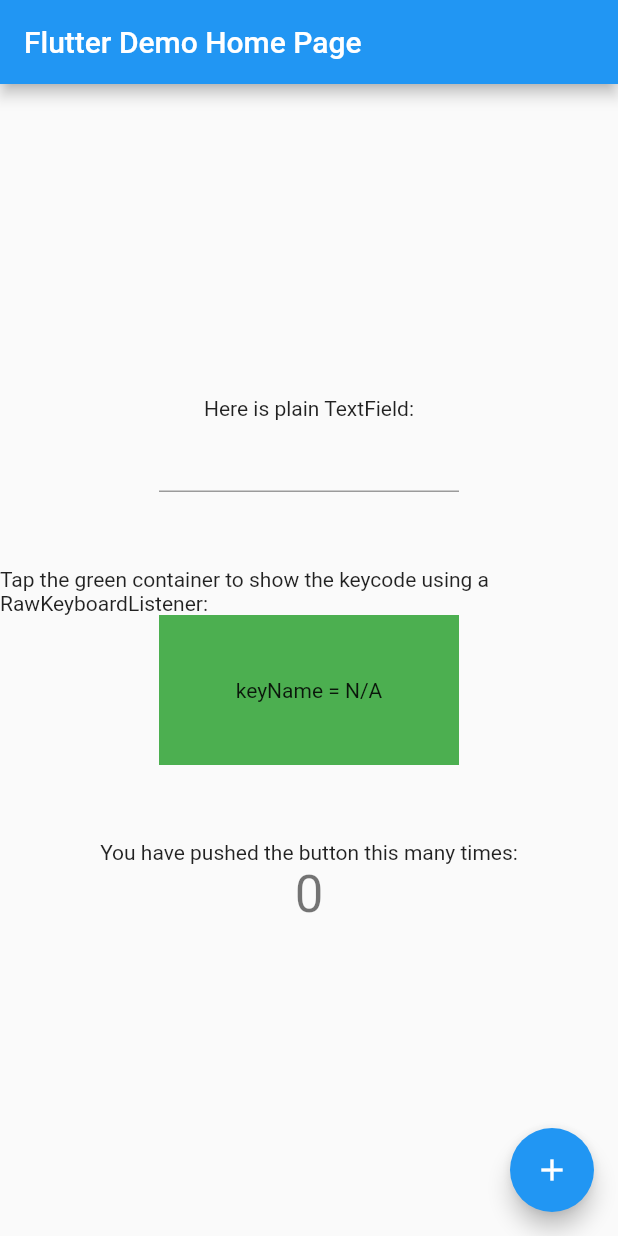
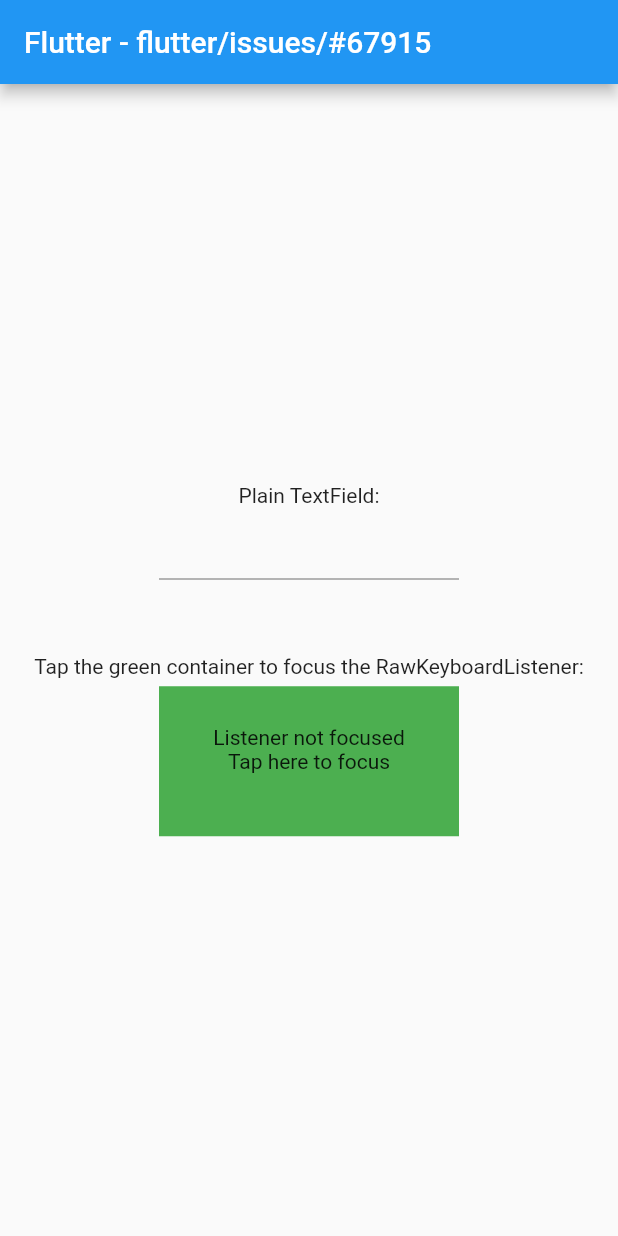
Before and after one commit to mikeesouth/chromebook_keyboard, a Flutter app: the screen it shows after launch, on a phone screen of 412 x 824 dp. Run offline on Flutter 3.47's test engine with Material 2 defaults, Android fonts, the phone set to English and light mode, and no system bars.

```diff
--- a/lib/main.dart
+++ b/lib/main.dart
@@ -9,40 +9,18 @@ class MyApp extends StatelessWidget {
   @override
   Widget build(BuildContext context) {
     return MaterialApp(
-      title: 'Flutter Demo',
+      title: 'Flutter - flutter/issues/#67915',
       theme: ThemeData(
-        // This is the theme of your application.
-        //
-        // Try running your application with "flutter run". You'll see the
-        // application has a blue toolbar. Then, without quitting the app, try
-        // changing the primarySwatch below to Colors.green and then invoke
-        // "hot reload" (press "r" in the console where you ran "flutter run",
-        // or simply save your changes to "hot reload" in a Flutter IDE).
-        // Notice that the counter didn't reset back to zero; the application
-        // is not restarted.
         primarySwatch: Colors.blue,
-        // This makes the visual density adapt to the platform that you run
-        // the app on. For desktop platforms, the controls will be smaller and
-        // closer together (more dense) than on mobile platforms.
         visualDensity: VisualDensity.adaptivePlatformDensity,
       ),
-      home: MyHomePage(title: 'Flutter Demo Home Page'),
+      home: MyHomePage(title: 'Flutter - flutter/issues/#67915'),
     );
   }
 }
 
 class MyHomePage extends StatefulWidget {
   MyHomePage({Key key, this.title}) : super(key: key);
-
-  // This widget is the home page of your application. It is stateful, meaning
-  // that it has a State object (defined below) that contains fields that affect
-  // how it looks.
-
-  // This class is the configuration for the state. It holds the values (in this
-  // case the title) provided by the parent (in this case the App widget) and
-  // used by the build method of the State. Fields in a Widget subclass are
-  // always marked "final".
-
   final String title;
 
   @override
@@ -52,87 +30,63 @@ class MyHomePage extends StatefulWidget {
 class _MyHomePageState extends State<MyHomePage> {
   final _keyboardListenerFocus = FocusNode();
   String _keyName = 'N/A';
-  int _counter = 0;
+  bool _listenerActive = false;
 
-  void _incrementCounter() {
-    setState(() {
-      // This call to setState tells the Flutter framework that something has
-      // changed in this State, which causes it to rerun the build method below
-      // so that the display can reflect the updated values. If we changed
-      // _counter without calling setState(), then the build method would not be
-      // called again, and so nothing would appear to happen.
-      _counter++;
+  @override
+  void initState() {
+    super.initState();
+
+    _keyboardListenerFocus.addListener(() {
+      setState(() => _listenerActive = _keyboardListenerFocus.hasFocus);
     });
   }
 
   @override
   Widget build(BuildContext context) {
-    // This method is rerun every time setState is called, for instance as done
-    // by the _incrementCounter method above.
-    //
-    // The Flutter framework has been optimized to make rerunning build methods
-    // fast, so that you can just rebuild anything that needs updating rather
-    // than having to individually change instances of widgets.
     return Scaffold(
-      appBar: AppBar(
-        // Here we take the value from the MyHomePage object that was created by
-        // the App.build method, and use it to set our appbar title.
-        title: Text(widget.title),
-      ),
+      appBar: AppBar(title: Text(widget.title)),
       body: Center(
-        // Center is a layout widget. It takes a single child and positions it
-        // in the middle of the parent.
         child: Column(
-          // Column is also a layout widget. It takes a list of children and
-          // arranges them vertically. By default, it sizes itself to fit its
-          // children horizontally, and tries to be as tall as its parent.
-          //
-          // Invoke "debug painting" (press "p" in the console, choose the
-          // "Toggle Debug Paint" action from the Flutter Inspector in Android
-          // Studio, or the "Toggle Debug Paint" command in Visual Studio Code)
-          // to see the wireframe for each widget.
-          //
-          // Column has various properties to control how it sizes itself and
-          // how it positions its children. Here we use mainAxisAlignment to
-          // center the children vertically; the main axis here is the vertical
-          // axis because Columns are vertical (the cross axis would be
-          // horizontal).
           mainAxisAlignment: MainAxisAlignment.center,
           children: <Widget>[
-            Text('Here is plain TextField:'),
+            Text('Plain TextField:'),
             Container(width: 200, child: TextField()),
             SizedBox(height: 50),
-            Text(
-                'Tap the green container to show the keycode using a RawKeyboardListener:'),
+            Text('Tap the green container to focus the RawKeyboardListener:'),
+            SizedBox(height: 5),
             GestureDetector(
               onTap: () => _keyboardListenerFocus.requestFocus(),
               child: Container(
                 width: 200,
                 height: 100,
-                color: Colors.green,
+                color: _listenerActive ? Colors.lightGreen : Colors.green,
                 alignment: Alignment.center,
                 child: RawKeyboardListener(
                   focusNode: _keyboardListenerFocus,
                   onKey: (keyEvent) => setState(
                       () => _keyName = keyEvent.data.logicalKey.debugName),
-                  child: Text('keyName = $_keyName'),
+                  child: _listenerActive
+                      ? Text(
+                          'Listener focused!\nPress some keys.\nkeyName = $_keyName',
+                          textAlign: TextAlign.center,
+                        )
+                      : Text(
+                          'Listener not focused\nTap here to focus\n',
+                          textAlign: TextAlign.center,
+                        ),
                 ),
               ),
-            ),
-            SizedBox(height: 50),
-            Text('You have pushed the button this many times:'),
-            Text(
-              '$_counter',
-              style: Theme.of(context).textTheme.headline4,
             ),
           ],
         ),
       ),
-      floatingActionButton: FloatingActionButton(
-        onPressed: _incrementCounter,
-        tooltip: 'Increment',
-        child: Icon(Icons.add),
-      ), // This trailing comma makes auto-formatting nicer for build methods.
     );
   }
+
+  @override
+  void dispose() {
+    _keyboardListenerFocus.dispose();
+
+    super.dispose();
+  }
 }
```
